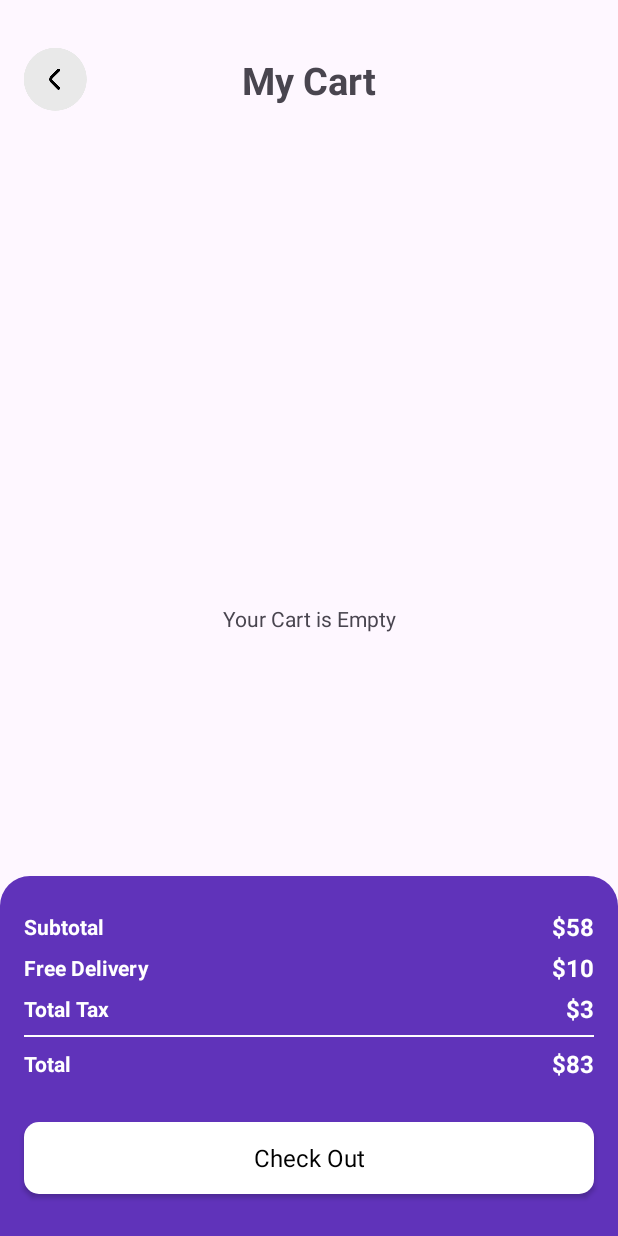
After one commit to cihancalli/Elite_Time_Prime_Kotlin, an Android app: the CartActivity screen opened directly, with no data from a screen before it, on a phone screen of 412 x 824 dp. The commit adds this screen. Run offline under Robolectric (Android 15) with nearby library versions, the phone set to English and light mode, and no system bars.

Commit message:
cart activity ui

```diff
--- a/app/src/main/AndroidManifest.xml
+++ b/app/src/main/AndroidManifest.xml
@@ -12,6 +12,9 @@
         android:supportsRtl="true"
         android:theme="@style/Theme.EliteTime"
         tools:targetApi="31">
+        <activity
+            android:name=".Activity.CartActivity"
+            android:exported="false" />
         <activity
             android:name=".Activity.DetailActivity"
             android:exported="false" />
--- /dev/null
+++ b/app/src/main/java/com/zerdasoftware/elitetime/Activity/CartActivity.kt
@@ -0,0 +1,16 @@
+package com.zerdasoftware.elitetime.Activity
+
+import android.os.Bundle
+import com.zerdasoftware.elitetime.databinding.ActivityCartBinding
+
+class CartActivity : BaseActivity() {
+
+    private lateinit var binding: ActivityCartBinding
+
+    override fun onCreate(savedInstanceState: Bundle?) {
+        super.onCreate(savedInstanceState)
+        binding = ActivityCartBinding.inflate(layoutInflater)
+        setContentView(binding.root)
+
+    }
+}
--- /dev/null
+++ b/app/src/main/res/drawable/purple_bg_top_corner.xml
@@ -0,0 +1,10 @@
+<?xml version="1.0" encoding="utf-8"?>
+<selector xmlns:android="http://schemas.android.com/apk/res/android">
+<item>
+    <shape android:shape="rectangle">
+        <corners android:topLeftRadius="20dp"
+            android:topRightRadius="20dp"/>
+        <solid android:color="@color/purple"/>
+    </shape>
+</item>
+</selector>
--- /dev/null
+++ b/app/src/main/res/drawable/white_bg.xml
@@ -0,0 +1,9 @@
+<?xml version="1.0" encoding="utf-8"?>
+<selector xmlns:android="http://schemas.android.com/apk/res/android">
+<item>
+    <shape android:shape="rectangle">
+        <corners android:radius="10dp"/>
+        <solid android:color="@color/white"/>
+    </shape>
+</item>
+</selector>
--- /dev/null
+++ b/app/src/main/res/layout/activity_cart.xml
@@ -0,0 +1,219 @@
+<?xml version="1.0" encoding="utf-8"?>
+<androidx.constraintlayout.widget.ConstraintLayout
+    xmlns:android="http://schemas.android.com/apk/res/android"
+    xmlns:app="http://schemas.android.com/apk/res-auto"
+    xmlns:tools="http://schemas.android.com/tools"
+    android:id="@+id/main"
+    android:layout_width="match_parent"
+    android:layout_height="match_parent"
+    tools:context=".Activity.CartActivity">
+
+    <TextView
+        android:id="@+id/emptyTxt"
+        android:layout_width="wrap_content"
+        android:layout_height="wrap_content"
+        android:text="Your Cart is Empty"
+        app:layout_constraintBottom_toBottomOf="parent"
+        app:layout_constraintEnd_toEndOf="parent"
+        app:layout_constraintHorizontal_bias="0.5"
+        app:layout_constraintStart_toStartOf="parent"
+        app:layout_constraintTop_toTopOf="parent"
+        app:layout_constraintVertical_bias="0.5" />
+
+    <androidx.constraintlayout.widget.ConstraintLayout
+        android:id="@+id/topConstraintLayout"
+        android:layout_width="match_parent"
+        android:layout_height="wrap_content"
+        android:layout_marginStart="16dp"
+        android:layout_marginTop="32dp"
+        android:layout_marginEnd="16dp"
+        app:layout_constraintEnd_toEndOf="parent"
+        app:layout_constraintStart_toStartOf="parent"
+        app:layout_constraintTop_toTopOf="parent">
+
+        <ImageView
+            android:id="@+id/backBtn"
+            android:layout_width="wrap_content"
+            android:layout_height="wrap_content"
+            app:layout_constraintBottom_toBottomOf="parent"
+            app:layout_constraintStart_toStartOf="parent"
+            app:layout_constraintTop_toTopOf="parent"
+            app:srcCompat="@drawable/back" />
+
+        <TextView
+            android:id="@+id/titleTxt"
+            android:layout_width="wrap_content"
+            android:layout_height="wrap_content"
+            android:text="My Cart"
+            android:textSize="25sp"
+            android:textStyle="bold"
+            app:layout_constraintBottom_toBottomOf="parent"
+            app:layout_constraintEnd_toEndOf="parent"
+            app:layout_constraintHorizontal_bias="0.5"
+            app:layout_constraintStart_toStartOf="parent"
+            app:layout_constraintTop_toTopOf="parent"
+            app:layout_constraintVertical_bias="0.5" />
+
+    </androidx.constraintlayout.widget.ConstraintLayout>
+
+    <androidx.constraintlayout.widget.ConstraintLayout
+        android:id="@+id/bottomConstraintLayout"
+        android:layout_width="match_parent"
+        android:layout_height="240dp"
+        android:background="@drawable/purple_bg_top_corner"
+        app:layout_constraintBottom_toBottomOf="parent"
+        app:layout_constraintEnd_toEndOf="parent"
+        app:layout_constraintStart_toStartOf="parent">
+
+        <androidx.constraintlayout.widget.ConstraintLayout
+            android:id="@+id/bottomContentConstraintLayout"
+            android:layout_width="match_parent"
+            android:layout_height="wrap_content"
+            android:layout_margin="16dp"
+            app:layout_constraintEnd_toEndOf="parent"
+            app:layout_constraintStart_toStartOf="parent"
+            app:layout_constraintTop_toTopOf="parent">
+
+            <TextView
+                android:id="@+id/totalFeeTitleTxt"
+                android:layout_width="wrap_content"
+                android:layout_height="wrap_content"
+                android:layout_marginTop="8dp"
+                android:text="Subtotal"
+                android:textColor="@color/white"
+                android:textStyle="bold"
+                app:layout_constraintStart_toStartOf="parent"
+                app:layout_constraintTop_toTopOf="parent" />
+
+            <TextView
+                android:id="@+id/deliveryTitleTxt"
+                android:layout_width="wrap_content"
+                android:layout_height="wrap_content"
+                android:layout_marginTop="8dp"
+                android:text="Free Delivery"
+                android:textColor="@color/white"
+                android:textStyle="bold"
+                app:layout_constraintStart_toStartOf="parent"
+                app:layout_constraintTop_toBottomOf="@+id/totalFeeTitleTxt" />
+
+            <TextView
+                android:id="@+id/taxTitleTxt"
+                android:layout_width="wrap_content"
+                android:layout_height="wrap_content"
+                android:layout_marginTop="8dp"
+                android:text="Total Tax"
+                android:textColor="@color/white"
+                android:textStyle="bold"
+                app:layout_constraintStart_toStartOf="parent"
+                app:layout_constraintTop_toBottomOf="@+id/deliveryTitleTxt" />
+
+            <TextView
+                android:id="@+id/totalFeeTxt"
+                android:layout_width="wrap_content"
+                android:layout_height="wrap_content"
+                android:text="$58"
+                android:textColor="@color/white"
+                android:textSize="16sp"
+                android:textStyle="bold"
+                app:layout_constraintBottom_toBottomOf="@+id/totalFeeTitleTxt"
+                app:layout_constraintEnd_toEndOf="parent"
+                app:layout_constraintTop_toTopOf="@+id/totalFeeTitleTxt" />
+
+            <TextView
+                android:id="@+id/deliveryTxt"
+                android:layout_width="wrap_content"
+                android:layout_height="wrap_content"
+                android:text="$10"
+                android:textColor="@color/white"
+                android:textSize="16sp"
+                android:textStyle="bold"
+                app:layout_constraintBottom_toBottomOf="@+id/deliveryTitleTxt"
+                app:layout_constraintEnd_toEndOf="parent"
+                app:layout_constraintTop_toTopOf="@+id/deliveryTitleTxt" />
+
+            <TextView
+                android:id="@+id/taxTxt"
+                android:layout_width="wrap_content"
+                android:layout_height="wrap_content"
+                android:text="$3"
+                android:textColor="@color/white"
+                android:textSize="16sp"
+                android:textStyle="bold"
+                app:layout_constraintBottom_toBottomOf="@+id/taxTitleTxt"
+                app:layout_constraintEnd_toEndOf="parent"
+                app:layout_constraintTop_toTopOf="@+id/taxTitleTxt" />
+
+            <View
+                android:id="@+id/view"
+                android:layout_width="wrap_content"
+                android:layout_height="1dp"
+                android:layout_marginTop="8dp"
+                android:background="@color/white"
+                app:layout_constraintEnd_toEndOf="parent"
+                app:layout_constraintStart_toStartOf="parent"
+                app:layout_constraintTop_toBottomOf="@+id/taxTitleTxt" />
+
+            <TextView
+                android:id="@+id/totalTitleTxt"
+                android:layout_width="wrap_content"
+                android:layout_height="wrap_content"
+                android:layout_marginTop="8dp"
+                android:text="Total"
+                android:textColor="@color/white"
+                android:textStyle="bold"
+                app:layout_constraintStart_toStartOf="parent"
+                app:layout_constraintTop_toBottomOf="@+id/view" />
+
+            <TextView
+                android:id="@+id/totalTxt"
+                android:layout_width="wrap_content"
+                android:layout_height="wrap_content"
+                android:text="$83"
+                android:textColor="@color/white"
+                android:textSize="16sp"
+                android:textStyle="bold"
+                app:layout_constraintBottom_toBottomOf="@+id/totalTitleTxt"
+                app:layout_constraintEnd_toEndOf="parent"
+                app:layout_constraintTop_toTopOf="@+id/totalTitleTxt" />
+
+        </androidx.constraintlayout.widget.ConstraintLayout>
+
+        <androidx.appcompat.widget.AppCompatButton
+            android:id="@+id/checkOutBtn"
+            style="@android:style/Widget.Button"
+            android:layout_width="0dp"
+            android:layout_height="wrap_content"
+            android:background="@drawable/white_bg"
+            android:text="Check Out"
+            android:textSize="16sp"
+            app:layout_constraintBottom_toBottomOf="parent"
+            app:layout_constraintEnd_toEndOf="@+id/bottomContentConstraintLayout"
+            app:layout_constraintStart_toStartOf="@+id/bottomContentConstraintLayout"
+            app:layout_constraintTop_toBottomOf="@+id/bottomContentConstraintLayout" />
+
+    </androidx.constraintlayout.widget.ConstraintLayout>
+
+    <ScrollView
+        android:layout_width="match_parent"
+        android:layout_height="0dp"
+        app:layout_constraintBottom_toTopOf="@+id/bottomConstraintLayout"
+        app:layout_constraintEnd_toEndOf="parent"
+        app:layout_constraintStart_toStartOf="parent"
+        app:layout_constraintTop_toBottomOf="@+id/topConstraintLayout">
+
+        <LinearLayout
+            android:layout_width="match_parent"
+            android:layout_height="wrap_content"
+            android:orientation="vertical">
+
+            <androidx.recyclerview.widget.RecyclerView
+                android:id="@+id/viewCart"
+                android:layout_width="match_parent"
+                android:layout_height="match_parent"
+                android:layout_margin="16dp" />
+
+        </LinearLayout>
+
+    </ScrollView>
+
+</androidx.constraintlayout.widget.ConstraintLayout>
--- a/app/src/main/res/layout/viewholder_color.xml
+++ b/app/src/main/res/layout/viewholder_color.xml
@@ -20,5 +20,6 @@
         app:layout_constraintStart_toStartOf="parent"
         app:layout_constraintTop_toTopOf="parent"
         app:layout_constraintVertical_bias="0.5"
-        tools:srcCompat="@tools:sample/avatars" />
+        tools:srcCompat="@tools:sample/avatars"
+        tools:ignore="ContentDescription" />
 </androidx.constraintlayout.widget.ConstraintLayout>
```
Also changed, not shown: app/src/main/res/layout/viewholder_cart.xml (added, +97 -0 lines).
